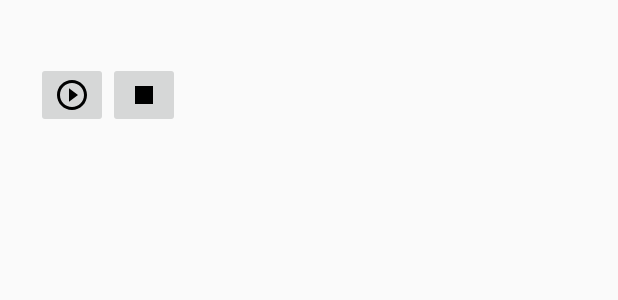
After one commit to Nobel1893/Computek-Quran, an Android app: the layout card_item_radio.xml on its own in the app's theme, with its tools: preview values and no code run, on a phone screen of 412 x 824 dp. The commit adds this screen. Shown: the top 300 px of the screen. Run offline under Robolectric (Android 15) with nearby library versions, the phone set to English and light mode, and no system bars.

Commit message:
added Radio Fragment

```diff
--- a/app/build.gradle
+++ b/app/build.gradle
@@ -26,6 +26,8 @@ dependencies {
     implementation 'com.android.support:design:27.1.1'
     implementation 'com.android.support:recyclerview-v7:27.1.1'
     implementation 'com.afollestad.material-dialogs:core:0.9.6.0'
+    implementation 'com.squareup.retrofit2:retrofit:2.4.0'
+    implementation 'com.squareup.retrofit2:converter-gson:2.4.0'
 
     implementation 'com.android.support:support-vector-drawable:27.1.1'
     implementation 'com.android.support:support-v4:27.1.1'
--- a/app/src/main/AndroidManifest.xml
+++ b/app/src/main/AndroidManifest.xml
@@ -2,6 +2,7 @@
 <manifest xmlns:android="http://schemas.android.com/apk/res/android"
     package="holyquran.cls.com.holyquran">
 
+    <uses-permission android:name="android.permission.INTERNET"/>
     <application
         android:allowBackup="true"
         android:icon="@mipmap/ic_launcher"
--- a/app/src/main/java/holyquran/cls/com/holyquran/View/HadeathFragment.java
+++ b/app/src/main/java/holyquran/cls/com/holyquran/View/HadeathFragment.java
@@ -15,6 +15,8 @@ import java.io.InputStreamReader;
 import java.util.ArrayList;
 
 import holyquran.cls.com.holyquran.Adapters.AhadeathAdapter;
+import holyquran.cls.com.holyquran.Base.MyBaseActivity;
+import holyquran.cls.com.holyquran.Base.MyBaseFragment;
 import holyquran.cls.com.holyquran.Model.HadeathItem;
 import holyquran.cls.com.holyquran.R;
 
@@ -22,7 +24,7 @@ import holyquran.cls.com.holyquran.R;
 /**
  * A simple {@link Fragment} subclass.
  */
-public class HadeathFragment extends Fragment {
+public class HadeathFragment extends MyBaseFragment {
 
 
     public HadeathFragment() {
--- a/app/src/main/java/holyquran/cls/com/holyquran/View/QuranFragment.java
+++ b/app/src/main/java/holyquran/cls/com/holyquran/View/QuranFragment.java
@@ -12,13 +12,14 @@ import android.view.View;
 import android.view.ViewGroup;
 
 import holyquran.cls.com.holyquran.Adapters.SurasAdapter;
+import holyquran.cls.com.holyquran.Base.MyBaseFragment;
 import holyquran.cls.com.holyquran.R;
 
 
 /**
  * A simple {@link Fragment} subclass.
  */
-public class QuranFragment extends Fragment {
+public class QuranFragment extends MyBaseFragment {
 
     public static String[] ArSuras = {"الفاتحه", "البقرة", "آل عمران", "النساء", "المائدة", "الأنعام", "الأعراف", "الأنفال", "التوبة", "يونس", "هود"
             , "يوسف", "الرعد", "إبراهيم", "الحجر", "النحل", "الإسراء", "الكهف", "مريم", "طه", "الأنبياء", "الحج", "المؤمنون"
@@ -34,6 +35,8 @@ public class QuranFragment extends Fragment {
     protected RecyclerView SurasList;
     SurasAdapter adapter;
     LinearLayoutManager layoutManager;
+
+
 
 
     public QuranFragment() {
--- /dev/null
+++ b/app/src/main/res/drawable/ic_play_circle.xml
@@ -0,0 +1,9 @@
+<vector xmlns:android="http://schemas.android.com/apk/res/android"
+        android:width="24dp"
+        android:height="24dp"
+        android:viewportWidth="24.0"
+        android:viewportHeight="24.0">
+    <path
+        android:fillColor="#FF000000"
+        android:pathData="M10,16.5l6,-4.5 -6,-4.5v9zM12,2C6.48,2 2,6.48 2,12s4.48,10 10,10 10,-4.48 10,-10S17.52,2 12,2zM12,20c-4.41,0 -8,-3.59 -8,-8s3.59,-8 8,-8 8,3.59 8,8 -3.59,8 -8,8z"/>
+</vector>
--- /dev/null
+++ b/app/src/main/res/drawable/ic_stop_black_24dp.xml
@@ -0,0 +1,9 @@
+<vector xmlns:android="http://schemas.android.com/apk/res/android"
+        android:width="24dp"
+        android:height="24dp"
+        android:viewportWidth="24.0"
+        android:viewportHeight="24.0">
+    <path
+        android:fillColor="#FF000000"
+        android:pathData="M6,6h12v12H6z"/>
+</vector>
--- /dev/null
+++ b/app/src/main/res/layout/card_item_radio.xml
@@ -0,0 +1,38 @@
+<?xml version="1.0" encoding="utf-8"?>
+<RelativeLayout xmlns:android="http://schemas.android.com/apk/res/android"
+    xmlns:app="http://schemas.android.com/apk/res-auto"
+    android:layout_width="wrap_content"
+    android:layout_height="wrap_content"
+    android:id="@+id/parent"
+    android:paddingStart="24dp"
+    android:paddingEnd="24dp"
+    android:paddingTop="12dp"
+    android:paddingBottom="12dp">
+
+    <TextView
+        android:layout_width="wrap_content"
+        android:layout_height="wrap_content"
+        android:layout_centerHorizontal="true"
+        android:id="@+id/radio_name"
+        android:gravity="center"
+        android:textSize="22sp"
+        android:textColor="@color/white"/>
+
+    <LinearLayout
+        android:layout_width="wrap_content"
+        android:layout_height="wrap_content"
+        android:layout_centerHorizontal="true"
+        android:layout_below="@+id/radio_name">
+
+        <ImageButton
+            android:layout_width="wrap_content"
+            android:layout_height="wrap_content"
+            android:id="@+id/play"
+            app:srcCompat="@drawable/ic_play_circle"/>
+        <ImageButton
+            android:layout_width="wrap_content"
+            android:layout_height="wrap_content"
+            android:id="@+id/stop"
+            app:srcCompat="@drawable/ic_stop_black_24dp"/>
+    </LinearLayout>
+</RelativeLayout>
--- a/app/src/main/res/menu/navigation.xml
+++ b/app/src/main/res/menu/navigation.xml
@@ -12,8 +12,8 @@
         android:title="@string/hadeath" />
 
     <item
-        android:id="@+id/navigation_notifications"
+        android:id="@+id/navigation_radio"
         android:icon="@drawable/ic_notifications_black_24dp"
-        android:title="@string/title_notifications" />
+        android:title="@string/title_radio" />
 
 </menu>
--- a/app/src/main/res/values/strings.xml
+++ b/app/src/main/res/values/strings.xml
@@ -10,4 +10,5 @@
 
     <!-- TODO: Remove or change this placeholder text -->
     <string name="hello_blank_fragment">Hello blank fragment</string>
+    <string name="title_radio">Quran Radio</string>
 </resources>
```
Also changed, not shown: app/src/main/java/holyquran/cls/com/holyquran/API/APIManager.java (added, +32 -0 lines), app/src/main/java/holyquran/cls/com/holyquran/API/QuranServices.java (added, +20 -0 lines), app/src/main/java/holyquran/cls/com/holyquran/Adapters/RadioAdapter.java (added, +97 -0 lines), app/src/main/java/holyquran/cls/com/holyquran/Base/MyBaseActivity.java (+8 -1 lines), app/src/main/java/holyquran/cls/com/holyquran/Base/MyBaseFragment.java (added, +35 -0 lines), app/src/main/java/holyquran/cls/com/holyquran/Model/Channel.java (added, +26 -0 lines), app/src/main/java/holyquran/cls/com/holyquran/Model/RadiosResponse.java (added, +20 -0 lines), app/src/main/java/holyquran/cls/com/holyquran/View/HomeActivity.java (+6 -1 lines), app/src/main/java/holyquran/cls/com/holyquran/View/RadioFragment.java (added, +83 -0 lines), app/src/main/res/layout/fragment_radio.xml (added, +24 -0 lines).
